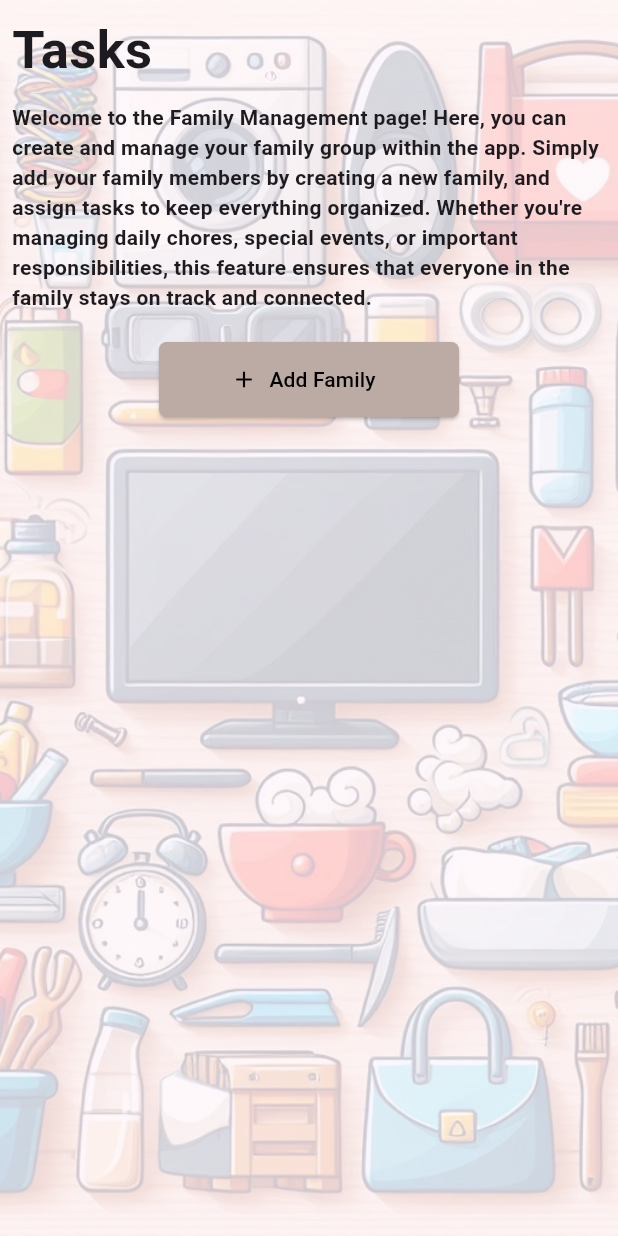
After one commit to SimuSohil/home_sys, a Flutter app: the FamilyPage screen opened directly, on a phone screen of 412 x 824 dp. The commit adds this screen. Run offline on Flutter 3.47's test engine with Material 3 defaults, Android fonts, the phone set to English and light mode, and no system bars; our stand-ins replace firebase_auth, firebase_core, smooth_page_indicator; accounts and stored records are empty.

```diff
--- a/frontend/home_manage_sys/lib/constants.dart
+++ b/frontend/home_manage_sys/lib/constants.dart
@@ -11,4 +11,5 @@ class PrimaryColors {
   static var primaryColor2 = Colors.white;
   static var primaryColor3 = Colors.brown[300];
   static var primaryColor4 = Colors.black;
+  static var primaryColor5 = const Color(0xffffebd5);
 }
--- /dev/null
+++ b/frontend/home_manage_sys/lib/views/home_screens/family_screens/family.dart
@@ -0,0 +1,71 @@
+import 'package:flutter/material.dart';
+import 'package:home_manage_sys/constants.dart';
+import 'package:home_manage_sys/views/home_screens/family_screens/family_add.dart';
+
+class FamilyPage extends StatefulWidget {
+  const FamilyPage({super.key});
+
+  @override
+  State<FamilyPage> createState() => _FamilyPageState();
+}
+
+class _FamilyPageState extends State<FamilyPage> {
+  @override
+  Widget build(BuildContext context) {
+    return Scaffold(
+      body: Stack(
+        fit: StackFit.expand,
+        children: [
+          Opacity(opacity: 0.2, child: Image.asset('assets/proj_image3.png', fit: BoxFit.cover,)),
+          Padding(
+            padding: const EdgeInsets.all(8.0),
+            child: Column(
+              children: [
+                const Row(
+                  children: [
+                    Text('Tasks', style: TextStyle(fontWeight: FontWeight.w700, fontSize: 35),),
+                  ],
+                ),
+                const SizedBox(height: 10,),
+                const Text(
+                  "Welcome to the Family Management page! Here, you can create and manage your family group within the app. Simply add your family members by creating a new family, and assign tasks to keep everything organized. Whether you're managing daily chores, special events, or important responsibilities, this feature ensures that everyone in the family stays on track and connected.",
+                  style: TextStyle(
+                    fontWeight: FontWeight.w600
+                  ),
+                ),
+                const SizedBox(height: 20,),
+                SizedBox(
+                  width: 200,
+                  height: 50,
+                  child: ElevatedButton.icon(
+                    icon: Icon(
+                      Icons.add,
+                      color: PrimaryColors.primaryColor4,
+                    ),
+                    onPressed: () {
+                      Navigator.of(context).push(
+                        MaterialPageRoute(builder: (context) => const FamilyAddPage())
+                      );
+                    },
+                    style: ElevatedButton.styleFrom(
+                      backgroundColor: PrimaryColors.primaryColor1,
+                      shape: RoundedRectangleBorder(
+                        borderRadius: BorderRadius.circular(5.0)
+                      )
+                    ),
+                    label: Text(
+                      'Add Family',
+                      style: TextStyle(
+                        color: PrimaryColors.primaryColor4
+                      ),
+                    )
+                  ),
+                )
+              ],
+            ),
+          )
+        ],
+      ),
+    );
+  }
+}
--- a/frontend/home_manage_sys/lib/views/screens/home_page.dart
+++ b/frontend/home_manage_sys/lib/views/screens/home_page.dart
@@ -1,6 +1,7 @@
 import 'package:flutter/material.dart';
 import 'package:firebase_auth/firebase_auth.dart';
 import 'package:home_manage_sys/views/authentication/login_page.dart';
+import 'package:home_manage_sys/views/home_screens/family_screens/family.dart';
 import 'package:home_manage_sys/views/home_screens/home.dart';
 import 'package:home_manage_sys/views/home_screens/tasks_screens/tasks_page.dart';
 
@@ -30,6 +31,7 @@ class _HomeScreenState extends State<HomeScreen> {
     final List<Widget> widgetPages = <Widget>[
       HomeScreenPage(userId: widget.userId,),
       TasksPage(userId: widget.userId,),
+      FamilyPage()
     ];
 
     return Scaffold(
@@ -50,7 +52,8 @@ class _HomeScreenState extends State<HomeScreen> {
         child: BottomNavigationBar(
           items: const [
             BottomNavigationBarItem(icon: Icon(Icons.home_filled), label: 'Home'),
-            BottomNavigationBarItem(icon: Icon(Icons.task_alt_rounded), label: 'Family Tasks')
+            BottomNavigationBarItem(icon: Icon(Icons.task_alt_rounded), label: 'Family Tasks'),
+            BottomNavigationBarItem(icon: Icon(Icons.family_restroom), label: 'Family'),
           ],
           backgroundColor: Colors.brown[200],
           selectedItemColor: Colors.brown,
```
Also changed, not shown: frontend/home_manage_sys/lib/views/home_screens/family_screens/family_add.dart (added, +34 -0 lines), frontend/home_manage_sys/lib/views/home_screens/tasks_screens/task_add.dart (added, +250 -0 lines), frontend/home_manage_sys/lib/views/home_screens/tasks_screens/task_listview.dart (+19 -7 lines), frontend/home_manage_sys/lib/views/home_screens/tasks_screens/tasks_details.dart (+63 -3 lines), frontend/home_manage_sys/lib/views/home_screens/tasks_screens/tasks_page.dart (+16 -2 lines), 2 other files.
